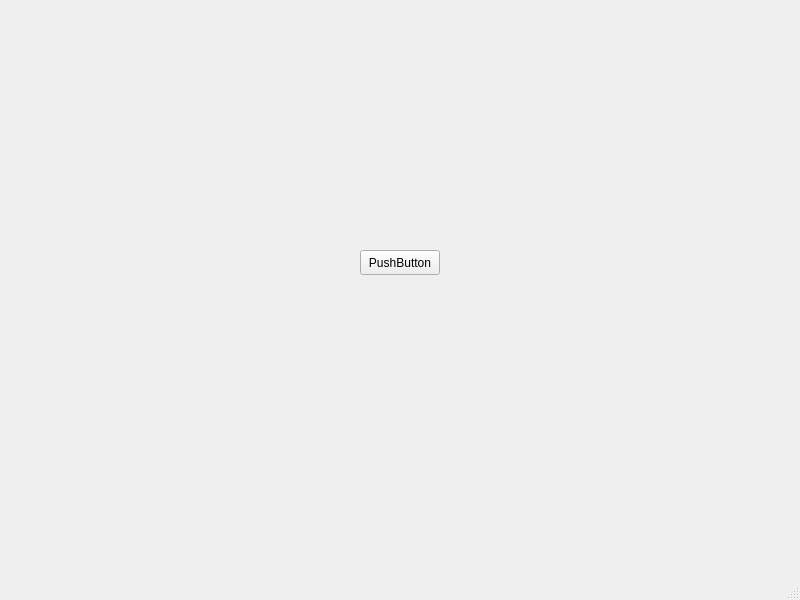
Qt form src/mainwindow.ui (borisbordeaux/Auto_Frac) before a commit.
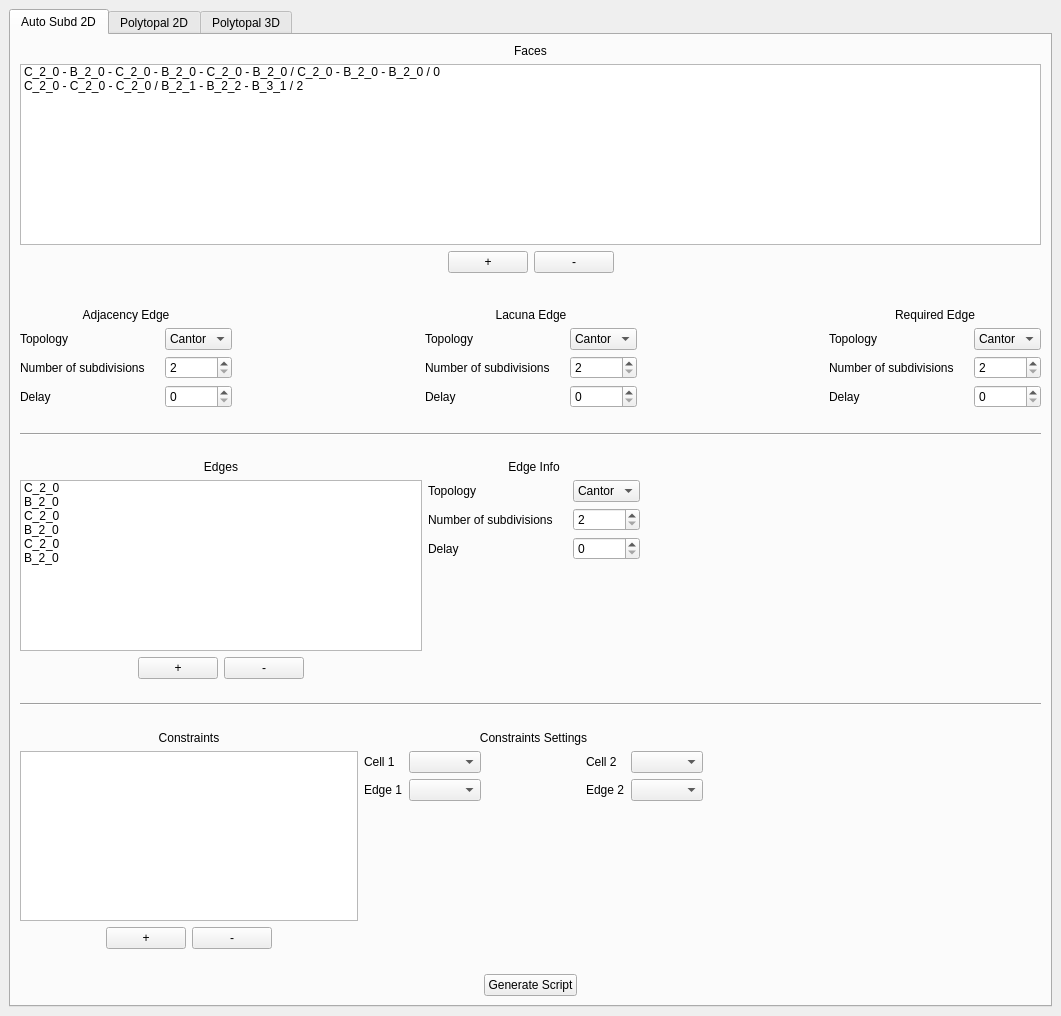
The same form after that commit.

Patch:
```diff
--- a/src/mainwindow.ui
+++ b/src/mainwindow.ui
@@ -6,27 +6,874 @@
    <rect>
     <x>0</x>
     <y>0</y>
-    <width>800</width>
-    <height>600</height>
+    <width>1061</width>
+    <height>1016</height>
    </rect>
   </property>
   <property name="windowTitle">
    <string>MainWindow</string>
   </property>
   <widget class="QWidget" name="centralwidget">
-   <widget class="QPushButton" name="pushButton">
-    <property name="geometry">
-     <rect>
-      <x>360</x>
-      <y>250</y>
-      <width>80</width>
-      <height>25</height>
-     </rect>
-    </property>
-    <property name="text">
-     <string>PushButton</string>
-    </property>
-   </widget>
+   <layout class="QGridLayout" name="gridLayout_2">
+    <item row="0" column="0">
+     <widget class="QTabWidget" name="tabWidget">
+      <property name="currentIndex">
+       <number>0</number>
+      </property>
+      <widget class="QWidget" name="tab">
+       <attribute name="title">
+        <string>Auto Subd 2D</string>
+       </attribute>
+       <layout class="QGridLayout" name="gridLayout_3">
+        <item row="0" column="0">
+         <layout class="QVBoxLayout" name="verticalLayout_6">
+          <item>
+           <layout class="QVBoxLayout" name="verticalLayout_4">
+            <item>
+             <layout class="QVBoxLayout" name="verticalLayout">
+              <item>
+               <widget class="QLabel" name="label_4">
+                <property name="text">
+                 <string>Faces</string>
+                </property>
+                <property name="alignment">
+                 <set>Qt::AlignCenter</set>
+                </property>
+               </widget>
+              </item>
+              <item>
+               <widget class="QListWidget" name="listWidget_Faces">
+                <item>
+                 <property name="text">
+                  <string>C_2_0 - B_2_0 - C_2_0 - B_2_0 - C_2_0 - B_2_0 / C_2_0 - B_2_0 - B_2_0 / 0</string>
+                 </property>
+                </item>
+                <item>
+                 <property name="text">
+                  <string>C_2_0 - C_2_0 - C_2_0 / B_2_1 - B_2_2 - B_3_1 / 2</string>
+                 </property>
+                </item>
+               </widget>
+              </item>
+              <item>
+               <layout class="QHBoxLayout" name="horizontalLayout_2">
+                <item>
+                 <spacer name="horizontalSpacer">
+                  <property name="orientation">
+                   <enum>Qt::Horizontal</enum>
+                  </property>
+                  <property name="sizeHint" stdset="0">
+                   <size>
+                    <width>40</width>
+                    <height>20</height>
+                   </size>
+                  </property>
+                 </spacer>
+                </item>
+                <item>
+                 <widget class="QPushButton" name="pushButton_addFace">
+                  <property name="text">
+                   <string>+</string>
+                  </property>
+                 </widget>
+                </item>
+                <item>
+                 <widget class="QPushButton" name="pushButton_removeFace">
+                  <property name="text">
+                   <string>-</string>
+                  </property>
+                 </widget>
+                </item>
+                <item>
+                 <spacer name="horizontalSpacer_2">
+                  <property name="orientation">
+                   <enum>Qt::Horizontal</enum>
+                  </property>
+                  <property name="sizeHint" stdset="0">
+                   <size>
+                    <width>40</width>
+                    <height>20</height>
+                   </size>
+                  </property>
+                 </spacer>
+                </item>
+               </layout>
+              </item>
+             </layout>
+            </item>
+            <item>
+             <spacer name="verticalSpacer_8">
+              <property name="orientation">
+               <enum>Qt::Vertical</enum>
+              </property>
+              <property name="sizeHint" stdset="0">
+               <size>
+                <width>20</width>
+                <height>40</height>
+               </size>
+              </property>
+             </spacer>
+            </item>
+            <item>
+             <layout class="QHBoxLayout" name="horizontalLayout">
+              <item>
+               <layout class="QFormLayout" name="formLayout_3">
+                <item row="1" column="0">
+                 <widget class="QLabel" name="labelTopology_3">
+                  <property name="minimumSize">
+                   <size>
+                    <width>84</width>
+                    <height>0</height>
+                   </size>
+                  </property>
+                  <property name="text">
+                   <string>Topology</string>
+                  </property>
+                 </widget>
+                </item>
+                <item row="1" column="1">
+                 <widget class="QComboBox" name="comboBox_adjEdgeTopology">
+                  <property name="currentIndex">
+                   <number>0</number>
+                  </property>
+                  <item>
+                   <property name="text">
+                    <string>Cantor</string>
+                   </property>
+                  </item>
+                  <item>
+                   <property name="text">
+                    <string notr="true">Bézier</string>
+                   </property>
+                  </item>
+                 </widget>
+                </item>
+                <item row="2" column="0">
+                 <widget class="QLabel" name="labelNumberOfSubdivisions_3">
+                  <property name="minimumSize">
+                   <size>
+                    <width>139</width>
+                    <height>0</height>
+                   </size>
+                  </property>
+                  <property name="text">
+                   <string>Number of subdivisions</string>
+                  </property>
+                 </widget>
+                </item>
+                <item row="2" column="1">
+                 <widget class="QSpinBox" name="spinBox_adjEdgeNbSubdivisions">
+                  <property name="minimum">
+                   <number>2</number>
+                  </property>
+                 </widget>
+                </item>
+                <item row="3" column="0">
+                 <widget class="QLabel" name="labelDelay_3">
+                  <property name="minimumSize">
+                   <size>
+                    <width>84</width>
+                    <height>0</height>
+                   </size>
+                  </property>
+                  <property name="text">
+                   <string>Delay</string>
+                  </property>
+                 </widget>
+                </item>
+                <item row="3" column="1">
+                 <widget class="QSpinBox" name="spinBox_adjEdgeDelay"/>
+                </item>
+                <item row="0" column="0" colspan="2">
+                 <widget class="QLabel" name="label_3">
+                  <property name="text">
+                   <string>Adjacency Edge</string>
+                  </property>
+                  <property name="alignment">
+                   <set>Qt::AlignCenter</set>
+                  </property>
+                 </widget>
+                </item>
+               </layout>
+              </item>
+              <item>
+               <spacer name="horizontalSpacer_7">
+                <property name="orientation">
+                 <enum>Qt::Horizontal</enum>
+                </property>
+                <property name="sizeHint" stdset="0">
+                 <size>
+                  <width>40</width>
+                  <height>20</height>
+                 </size>
+                </property>
+               </spacer>
+              </item>
+              <item>
+               <layout class="QFormLayout" name="formLayout_2">
+                <item row="1" column="0">
+                 <widget class="QLabel" name="labelTopology_2">
+                  <property name="minimumSize">
+                   <size>
+                    <width>84</width>
+                    <height>0</height>
+                   </size>
+                  </property>
+                  <property name="text">
+                   <string>Topology</string>
+                  </property>
+                 </widget>
+                </item>
+                <item row="1" column="1">
+                 <widget class="QComboBox" name="comboBox_gapEdgeTopology">
+                  <item>
+                   <property name="text">
+                    <string>Cantor</string>
+                   </property>
+                  </item>
+                  <item>
+                   <property name="text">
+                    <string notr="true">Bézier</string>
+                   </property>
+                  </item>
+                 </widget>
+                </item>
+                <item row="2" column="0">
+                 <widget class="QLabel" name="labelNumberOfSubdivisions_2">
+                  <property name="minimumSize">
+                   <size>
+                    <width>139</width>
+                    <height>0</height>
+                   </size>
+                  </property>
+                  <property name="text">
+                   <string>Number of subdivisions</string>
+                  </property>
+                 </widget>
+                </item>
+                <item row="2" column="1">
+                 <widget class="QSpinBox" name="spinBox_gapEdgeNbSubdivisions">
+                  <property name="minimum">
+                   <number>2</number>
+                  </property>
+                 </widget>
+                </item>
+                <item row="3" column="0">
+                 <widget class="QLabel" name="labelDelay_2">
+                  <property name="minimumSize">
+                   <size>
+                    <width>84</width>
+                    <height>0</height>
+                   </size>
+                  </property>
+                  <property name="text">
+                   <string>Delay</string>
+                  </property>
+                 </widget>
+                </item>
+                <item row="3" column="1">
+                 <widget class="QSpinBox" name="spinBox_gapEdgeDelay"/>
+                </item>
+                <item row="0" column="0" colspan="2">
+                 <widget class="QLabel" name="label_2">
+                  <property name="text">
+                   <string>Lacuna Edge</string>
+                  </property>
+                  <property name="alignment">
+                   <set>Qt::AlignCenter</set>
+                  </property>
+                 </widget>
+                </item>
+               </layout>
+              </item>
+              <item>
+               <spacer name="horizontalSpacer_8">
+                <property name="orientation">
+                 <enum>Qt::Horizontal</enum>
+                </property>
+                <property name="sizeHint" stdset="0">
+                 <size>
+                  <width>40</width>
+                  <height>20</height>
+                 </size>
+                </property>
+               </spacer>
+              </item>
+              <item>
+               <layout class="QFormLayout" name="formLayout">
+                <item row="0" column="0" colspan="2">
+                 <widget class="QLabel" name="label">
+                  <property name="text">
+                   <string>Required Edge</string>
+                  </property>
+                  <property name="alignment">
+                   <set>Qt::AlignCenter</set>
+                  </property>
+                 </widget>
+                </item>
+                <item row="1" column="0">
+                 <widget class="QLabel" name="labelTopology">
+                  <property name="minimumSize">
+                   <size>
+                    <width>84</width>
+                    <height>0</height>
+                   </size>
+                  </property>
+                  <property name="text">
+                   <string>Topology</string>
+                  </property>
+                 </widget>
+                </item>
+                <item row="1" column="1">
+                 <widget class="QComboBox" name="comboBox_reqEdgeTopology">
+                  <item>
+                   <property name="text">
+                    <string>Cantor</string>
+                   </property>
+                  </item>
+                  <item>
+                   <property name="text">
+                    <string notr="true">Bézier</string>
+                   </property>
+                  </item>
+                 </widget>
+                </item>
+                <item row="2" column="0">
+                 <widget class="QLabel" name="labelNumberOfSubdivisions">
+                  <property name="minimumSize">
+                   <size>
+                    <width>139</width>
+                    <height>0</height>
+                   </size>
+                  </property>
+                  <property name="text">
+                   <string>Number of subdivisions</string>
+                  </property>
+                 </widget>
+                </item>
+                <item row="2" column="1">
+                 <widget class="QSpinBox" name="spinBox_reqEdgeNbSubdivisions">
+                  <property name="minimum">
+                   <number>2</number>
+                  </property>
+                 </widget>
+                </item>
+                <item row="3" column="0">
+                 <widget class="QLabel" name="labelDelay">
+                  <property name="minimumSize">
+                   <size>
+                    <width>84</width>
+                    <height>0</height>
+                   </size>
+                  </property>
+                  <property name="text">
+                   <string>Delay</string>
+                  </property>
+                 </widget>
+                </item>
+                <item row="3" column="1">
+                 <widget class="QSpinBox" name="spinBox_reqEdgeDelay"/>
+                </item>
+               </layout>
+              </item>
+             </layout>
+            </item>
+           </layout>
+          </item>
+          <item>
+           <spacer name="verticalSpacer_6">
+            <property name="orientation">
+             <enum>Qt::Vertical</enum>
+            </property>
+            <property name="sizeHint" stdset="0">
+             <size>
+              <width>20</width>
+              <height>40</height>
+             </size>
+            </property>
+           </spacer>
+          </item>
+          <item>
+           <widget class="Line" name="line">
+            <property name="orientation">
+             <enum>Qt::Horizontal</enum>
+            </property>
+           </widget>
+          </item>
+          <item>
+           <spacer name="verticalSpacer_7">
+            <property name="orientation">
+             <enum>Qt::Vertical</enum>
+            </property>
+            <property name="sizeHint" stdset="0">
+             <size>
+              <width>20</width>
+              <height>40</height>
+             </size>
+            </property>
+           </spacer>
+          </item>
+          <item>
+           <layout class="QHBoxLayout" name="horizontalLayout_5">
+            <item>
+             <layout class="QVBoxLayout" name="verticalLayout_2">
+              <item>
+               <widget class="QLabel" name="label_5">
+                <property name="text">
+                 <string>Edges</string>
+                </property>
+                <property name="alignment">
+                 <set>Qt::AlignCenter</set>
+                </property>
+               </widget>
+              </item>
+              <item>
+               <widget class="QListWidget" name="listWidget_Edges">
+                <item>
+                 <property name="text">
+                  <string>C_2_0</string>
+                 </property>
+                </item>
+                <item>
+                 <property name="text">
+                  <string>B_2_0</string>
+                 </property>
+                </item>
+                <item>
+                 <property name="text">
+                  <string>C_2_0</string>
+                 </property>
+                </item>
+                <item>
+                 <property name="text">
+                  <string>B_2_0</string>
+                 </property>
+                </item>
+                <item>
+                 <property name="text">
+                  <string>C_2_0</string>
+                 </property>
+                </item>
+                <item>
+                 <property name="text">
+                  <string>B_2_0</string>
+                 </property>
+                </item>
+               </widget>
+              </item>
+              <item>
+               <layout class="QHBoxLayout" name="horizontalLayout_3">
+                <item>
+                 <spacer name="horizontalSpacer_4">
+                  <property name="orientation">
+                   <enum>Qt::Horizontal</enum>
+                  </property>
+                  <property name="sizeHint" stdset="0">
+                   <size>
+                    <width>40</width>
+                    <height>20</height>
+                   </size>
+                  </property>
+                 </spacer>
+                </item>
+                <item>
+                 <widget class="QPushButton" name="pushButton_4">
+                  <property name="text">
+                   <string>+</string>
+                  </property>
+                 </widget>
+                </item>
+                <item>
+                 <widget class="QPushButton" name="pushButton_5">
+                  <property name="text">
+                   <string>-</string>
+                  </property>
+                 </widget>
+                </item>
+                <item>
+                 <spacer name="horizontalSpacer_3">
+                  <property name="orientation">
+                   <enum>Qt::Horizontal</enum>
+                  </property>
+                  <property name="sizeHint" stdset="0">
+                   <size>
+                    <width>40</width>
+                    <height>20</height>
+                   </size>
+                  </property>
+                 </spacer>
+                </item>
+               </layout>
+              </item>
+             </layout>
+            </item>
+            <item>
+             <layout class="QFormLayout" name="formLayout_4">
+              <item row="1" column="0">
+               <widget class="QLabel" name="labelTopology_4">
+                <property name="minimumSize">
+                 <size>
+                  <width>84</width>
+                  <height>0</height>
+                 </size>
+                </property>
+                <property name="text">
+                 <string>Topology</string>
+                </property>
+               </widget>
+              </item>
+              <item row="1" column="1">
+               <widget class="QComboBox" name="comboBox_currentEdgeTopology">
+                <item>
+                 <property name="text">
+                  <string>Cantor</string>
+                 </property>
+                </item>
+                <item>
+                 <property name="text">
+                  <string notr="true">Bézier</string>
+                 </property>
+                </item>
+               </widget>
+              </item>
+              <item row="2" column="0">
+               <widget class="QLabel" name="labelNumberOfSubdivisions_4">
+                <property name="minimumSize">
+                 <size>
+                  <width>139</width>
+                  <height>0</height>
+                 </size>
+                </property>
+                <property name="text">
+                 <string>Number of subdivisions</string>
+                </property>
+               </widget>
+              </item>
+              <item row="2" column="1">
+               <widget class="QSpinBox" name="spinBox_currentEdgeNbSubdivisions">
+                <property name="minimum">
+                 <number>2</number>
+                </property>
+               </widget>
+              </item>
+              <item row="3" column="0">
+               <widget class="QLabel" name="labelDelay_4">
+                <property name="minimumSize">
+                 <size>
+                  <width>84</width>
+                  <height>0</height>
+                 </size>
+                </property>
+                <property name="text">
+                 <string>Delay</string>
+                </property>
+               </widget>
+              </item>
+              <item row="3" column="1">
+               <widget class="QSpinBox" name="spinBox_currentEdgeDelay"/>
+              </item>
+              <item row="0" column="0" colspan="2">
+               <widget class="QLabel" name="label_6">
+                <property name="text">
+                 <string>Edge Info</string>
+                </property>
+                <property name="alignment">
+                 <set>Qt::AlignCenter</set>
+                </property>
+               </widget>
+              </item>
+             </layout>
+            </item>
+            <item>
+             <spacer name="horizontalSpacer_10">
+              <property name="orientation">
+               <enum>Qt::Horizontal</enum>
+              </property>
+              <property name="sizeHint" stdset="0">
+               <size>
+                <width>40</width>
+                <height>20</height>
+               </size>
+              </property>
+             </spacer>
+            </item>
+           </layout>
+          </item>
+          <item>
+           <spacer name="verticalSpacer_5">
+            <property name="orientation">
+             <enum>Qt::Vertical</enum>
+            </property>
+            <property name="sizeHint" stdset="0">
+             <size>
+              <width>20</width>
+              <height>40</height>
+             </size>
+            </property>
+           </spacer>
+          </item>
+          <item>
+           <widget class="Line" name="line_2">
+            <property name="orientation">
+             <enum>Qt::Horizontal</enum>
+            </property>
+           </widget>
+          </item>
+          <item>
+           <spacer name="verticalSpacer_4">
+            <property name="orientation">
+             <enum>Qt::Vertical</enum>
+            </property>
+            <property name="sizeHint" stdset="0">
+             <size>
+              <width>20</width>
+              <height>40</height>
+             </size>
+            </property>
+           </spacer>
+          </item>
+          <item>
+           <layout class="QHBoxLayout" name="horizontalLayout_6">
+            <item>
+             <layout class="QVBoxLayout" name="verticalLayout_3">
+              <item>
+               <widget class="QLabel" name="label_7">
+                <property name="text">
+                 <string>Constraints</string>
+                </property>
+                <property name="alignment">
+                 <set>Qt::AlignCenter</set>
+                </property>
+               </widget>
+              </item>
+              <item>
+               <widget class="QListWidget" name="listWidget_3"/>
+              </item>
+              <item>
+               <layout class="QHBoxLayout" name="horizontalLayout_4">
+                <item>
+                 <spacer name="horizontalSpacer_6">
+                  <property name="orientation">
+                   <enum>Qt::Horizontal</enum>
+                  </property>
+                  <property name="sizeHint" stdset="0">
+                   <size>
+                    <width>40</width>
+                    <height>20</height>
+                   </size>
+                  </property>
+                 </spacer>
+                </item>
+                <item>
+                 <widget class="QPushButton" name="pushButton_6">
+                  <property name="text">
+                   <string>+</string>
+                  </property>
+                 </widget>
+                </item>
+                <item>
+                 <widget class="QPushButton" name="pushButton_7">
+                  <property name="text">
+                   <string>-</string>
+                  </property>
+                 </widget>
+                </item>
+                <item>
+                 <spacer name="horizontalSpacer_5">
+                  <property name="orientation">
+                   <enum>Qt::Horizontal</enum>
+                  </property>
+                  <property name="sizeHint" stdset="0">
+                   <size>
+                    <width>40</width>
+                    <height>20</height>
+                   </size>
+                  </property>
+                 </spacer>
+                </item>
+               </layout>
+              </item>
+             </layout>
+            </item>
+            <item>
+             <layout class="QVBoxLayout" name="verticalLayout_5">
+              <item>
+               <widget class="QLabel" name="label_12">
+                <property name="text">
+                 <string>Constraints Settings</string>
+                </property>
+                <property name="alignment">
+                 <set>Qt::AlignCenter</set>
+                </property>
+               </widget>
+              </item>
+              <item>
+               <layout class="QGridLayout" name="gridLayout">
+                <item row="1" column="0">
+                 <widget class="QLabel" name="label_9">
+                  <property name="text">
+                   <string>Edge 1</string>
+                  </property>
+                 </widget>
+                </item>
+                <item row="1" column="3">
+                 <widget class="QLabel" name="label_11">
+                  <property name="text">
+                   <string>Edge 2</string>
+                  </property>
+                 </widget>
+                </item>
+                <item row="0" column="2">
+                 <spacer name="horizontalSpacer_11">
+                  <property name="orientation">
+                   <enum>Qt::Horizontal</enum>
+                  </property>
+                  <property name="sizeHint" stdset="0">
+                   <size>
+                    <width>40</width>
+                    <height>20</height>
+                   </size>
+                  </property>
+                 </spacer>
+                </item>
+                <item row="1" column="1">
+                 <widget class="QComboBox" name="comboBox_6"/>
+                </item>
+                <item row="1" column="2">
+                 <spacer name="horizontalSpacer_12">
+                  <property name="orientation">
+                   <enum>Qt::Horizontal</enum>
+                  </property>
+                  <property name="sizeHint" stdset="0">
+                   <size>
+                    <width>40</width>
+                    <height>20</height>
+                   </size>
+                  </property>
+                 </spacer>
+                </item>
+                <item row="1" column="4">
+                 <widget class="QComboBox" name="comboBox_8"/>
+                </item>
+                <item row="0" column="0">
+                 <widget class="QLabel" name="label_8">
+                  <property name="text">
+                   <string>Cell 1</string>
+                  </property>
+                 </widget>
+                </item>
+                <item row="0" column="1">
+                 <widget class="QComboBox" name="comboBox_5"/>
+                </item>
+                <item row="0" column="4">
+                 <widget class="QComboBox" name="comboBox_7"/>
+                </item>
+                <item row="0" column="3">
+                 <widget class="QLabel" name="label_10">
+                  <property name="text">
+                   <string>Cell 2</string>
+                  </property>
+                 </widget>
+                </item>
+               </layout>
+              </item>
+              <item>
+               <spacer name="verticalSpacer_2">
+                <property name="orientation">
+                 <enum>Qt::Vertical</enum>
+                </property>
+                <property name="sizeHint" stdset="0">
+                 <size>
+                  <width>20</width>
+                  <height>40</height>
+                 </size>
+                </property>
+               </spacer>
+              </item>
+             </layout>
+            </item>
+            <item>
+             <spacer name="horizontalSpacer_16">
+              <property name="orientation">
+               <enum>Qt::Horizontal</enum>
+              </property>
+              <property name="sizeHint" stdset="0">
+               <size>
+                <width>40</width>
+                <height>20</height>
+               </size>
+              </property>
+             </spacer>
+            </item>
+           </layout>
+          </item>
+          <item>
+           <spacer name="verticalSpacer_3">
+            <property name="orientation">
+             <enum>Qt::Vertical</enum>
+            </property>
+            <property name="sizeHint" stdset="0">
+             <size>
+              <width>20</width>
+              <height>40</height>
+             </size>
+            </property>
+           </spacer>
+          </item>
+          <item>
+           <layout class="QHBoxLayout" name="horizontalLayout_7">
+            <item>
+             <spacer name="horizontalSpacer_13">
+              <property name="orientation">
+               <enum>Qt::Horizontal</enum>
+              </property>
+              <property name="sizeHint" stdset="0">
+               <size>
+                <width>40</width>
+                <height>20</height>
+               </size>
+              </property>
+             </spacer>
+            </item>
+            <item>
+             <widget class="QPushButton" name="pushButton">
+              <property name="text">
+               <string>Generate Script</string>
+              </property>
+             </widget>
+            </item>
+            <item>
+             <spacer name="horizontalSpacer_14">
+              <property name="orientation">
+               <enum>Qt::Horizontal</enum>
+              </property>
+              <property name="sizeHint" stdset="0">
+               <size>
+                <width>40</width>
+                <height>20</height>
+               </size>
+              </property>
+             </spacer>
+            </item>
+           </layout>
+          </item>
+         </layout>
+        </item>
+       </layout>
+      </widget>
+      <widget class="QWidget" name="tab_2">
+       <attribute name="title">
+        <string>Polytopal 2D</string>
+       </attribute>
+      </widget>
+      <widget class="QWidget" name="tab_3">
+       <attribute name="title">
+        <string>Polytopal 3D</string>
+       </attribute>
+      </widget>
+     </widget>
+    </item>
+   </layout>
   </widget>
   <widget class="QMenuBar" name="menubar">
    <property name="geometry">
@@ -38,7 +885,6 @@
     </rect>
    </property>
   </widget>
-  <widget class="QStatusBar" name="statusbar"/>
  </widget>
  <resources/>
  <connections>
```
Left out of the diff: 76 changed lines with no effect on the pictures.
